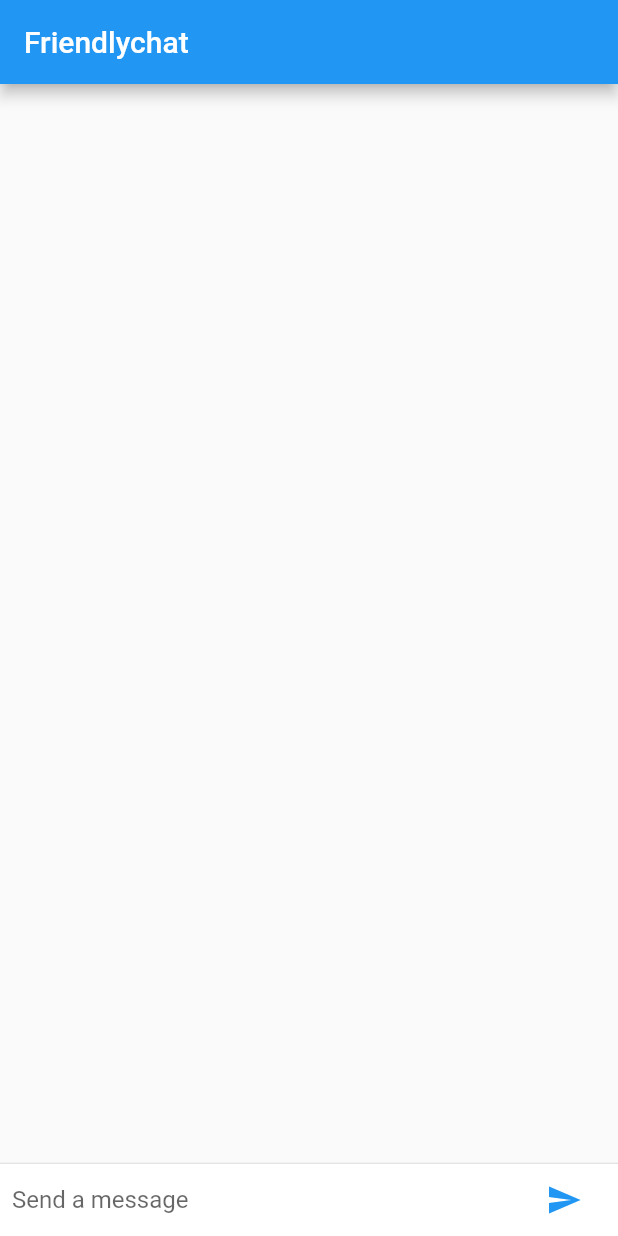
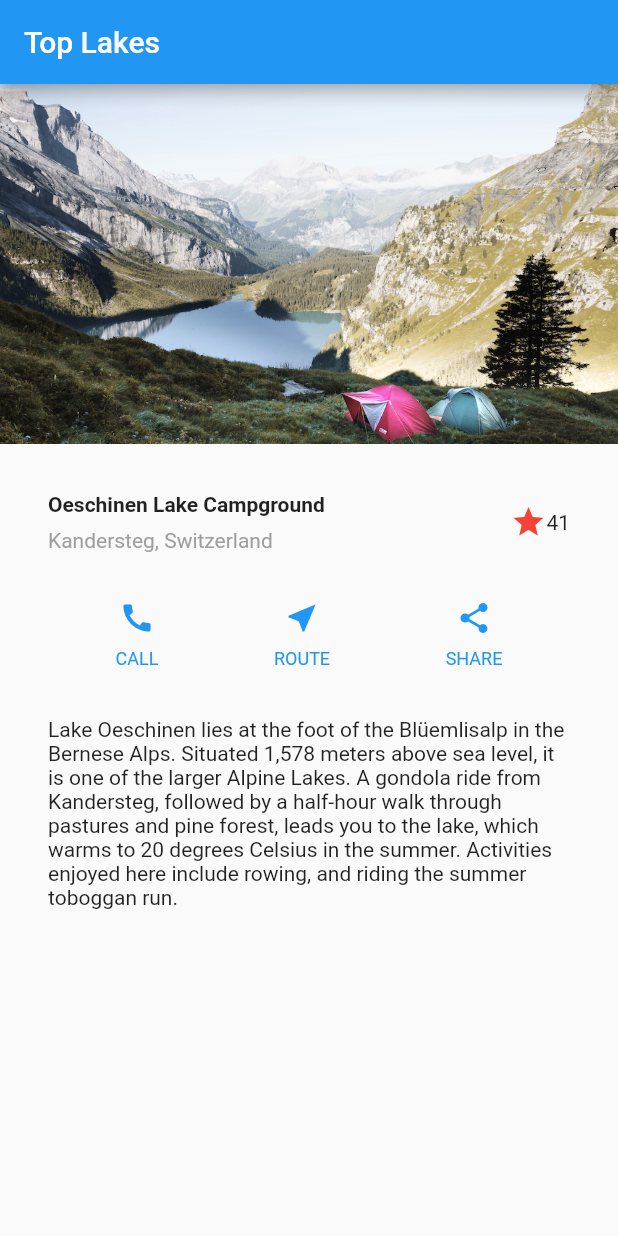
Before and after one commit to kzawadi/chatting, a Flutter app: the screen it shows after launch, on a phone screen of 412 x 824 dp. Run offline on Flutter 3.47's test engine with Material 2 defaults, Android fonts, the phone set to English and light mode, and no system bars.

Commit message:
added images folder and acces to images in general and have the full function app with image and some text and icons(star icons)

```diff
--- a/lib/main.dart
+++ b/lib/main.dart
@@ -1,114 +1,128 @@
+// Copyright 2017 The Chromium Authors. All rights reserved.
+// Use of this source code is governed by a BSD-style license that can be
+// found in the LICENSE file.
+
 import 'package:flutter/material.dart';
+// Uncomment lines 7 and 10 to view the visual layout at runtime.
+//import 'package:flutter/rendering.dart' show debugPaintSizeEnabled;
 
-void main() => runApp(FriendlychatApp());
+void main() {
+  //debugPaintSizeEnabled = true;
+  runApp(MyApp());
+}
 
-class FriendlychatApp extends StatelessWidget {
+class MyApp extends StatelessWidget {
   @override
   Widget build(BuildContext context) {
-    return MaterialApp(
-      title: "Friendlychat",
-      home: ChatScreen(),
+    Widget titleSection = Container(
+      padding: const EdgeInsets.all(32.0),
+      child: Row(
+        children: [
+          Expanded(
+            child: Column(
+              crossAxisAlignment: CrossAxisAlignment.start,
+              children: [
+                Container(
+                  padding: const EdgeInsets.only(bottom: 8.0),
+                  child: Text(
+                    'Oeschinen Lake Campground',
+                    style: TextStyle(
+                      fontWeight: FontWeight.bold,
+                    ),
+                  ),
+                ),
+                Text(
+                  'Kandersteg, Switzerland',
+                  style: TextStyle(
+                    color: Colors.grey[500],
+                  ),
+                ),
+              ],
+            ),
+          ),
+          Icon(
+            Icons.star,
+            color: Colors.red[500],
+          ),
+          Text('41'),
+        ],
+      ),
     );
-  }
-}
 
-class ChatScreen extends StatefulWidget {
-  @override
-  State createState() => ChatScreenState();
-}
+    Column buildButtonColumn(IconData icon, String label) {
+      Color color = Theme.of(context).primaryColor;
 
-class ChatScreenState extends State<ChatScreen> {
-  final List<ChatMessage> _messages = <ChatMessage>[];
-
-  void _handleSubmitted(String text) {
-    _textController.clear();
-    ChatMessage message = new ChatMessage(
-      text: text,
-    );
-    setState(() {
-      _messages.insert(0, message);
-    });
-  }
-
-  Widget _buildTextComposer() {
-    return IconTheme(
-      data: IconThemeData(color: Theme.of(context).accentColor),
-      child: Container(
-        margin: const EdgeInsets.symmetric(horizontal: 8.0),
-        child: Row(
-          children: <Widget>[
-            Flexible(
-              child: TextField(
-                controller: _textController,
-                onSubmitted: _handleSubmitted,
-                decoration:
-                    InputDecoration.collapsed(hintText: "Send a message"),
+      return Column(
+        mainAxisSize: MainAxisSize.min,
+        mainAxisAlignment: MainAxisAlignment.center,
+        children: [
+          Icon(icon, color: color),
+          Container(
+            margin: const EdgeInsets.only(top: 8.0),
+            child: Text(
+              label,
+              style: TextStyle(
+                fontSize: 12.0,
+                fontWeight: FontWeight.w400,
+                color: color,
               ),
             ),
-            Container(
-              margin: EdgeInsets.symmetric(horizontal: 4.0),
-              child: IconButton(
-                  icon: Icon(Icons.send),
-                  onPressed: () => _handleSubmitted(_textController.text)),
+          ),
+        ],
+      );
+    }
+
+    Widget buttonSection = Container(
+      child: Row(
+        mainAxisAlignment: MainAxisAlignment.spaceEvenly,
+        children: [
+          buildButtonColumn(Icons.call, 'CALL'),
+          buildButtonColumn(Icons.near_me, 'ROUTE'),
+          buildButtonColumn(Icons.share, 'SHARE'),
+        ],
+      ),
+    );
+
+    Widget textSection = Container(
+      padding: const EdgeInsets.all(32.0),
+      child: Text(
+        '''
+Lake Oeschinen lies at the foot of the Blüemlisalp in the Bernese Alps. Situated 1,578 meters above sea level, it is one of the larger Alpine Lakes. A gondola ride from Kandersteg, followed by a half-hour walk through pastures and pine forest, leads you to the lake, which warms to 20 degrees Celsius in the summer. Activities enjoyed here include rowing, and riding the summer toboggan run.
+        ''',
+        softWrap: true,
+      ),
+    );
+
+    Widget picha = Container (
+           child: Image.asset(
+              'images/lake.jpg',
+              width: 600.0,
+              height: 240.0,
+              fit: BoxFit.cover,
             ),
+    );
+
+    return MaterialApp(
+      title: 'Flutter DSM',
+      home: Scaffold(
+        appBar: AppBar(
+          title: Text('Top Lakes'),
+        ),
+        body: ListView(
+          children: [
+            /*Image.asset(
+              'images/lake.jpg',
+              width: 600.0,
+              height: 240.0,
+              fit: BoxFit.cover,
+            ),*/
+            picha,
+            titleSection,
+            buttonSection,
+            textSection,
           ],
         ),
       ),
     );
   }
-
-  final TextEditingController _textController = TextEditingController();
-  @override
-  Widget build(BuildContext context) {
-    return new Scaffold(
-      appBar: new AppBar(title: new Text("Friendlychat")),
-      body: new Column(
-        children: <Widget>[
-          new Flexible(
-            child: new ListView.builder(
-              reverse: true,
-              itemBuilder: (_, int index) => _messages[index],
-              itemCount: _messages.length,
-            ),
-          ),
-          new Divider(height: 1.0),
-          new Container(
-            decoration: new BoxDecoration(color: Theme.of(context).cardColor),
-            child: _buildTextComposer(),
-          ),
-        ],
-      ),
-    );
-  }
 }
-
-class ChatMessage extends StatelessWidget {
-  final String _name = "Dolphin";
-  ChatMessage({this.text});
-  final String text;
-  @override
-  Widget build(BuildContext context) {
-    return Container(
-      margin: const EdgeInsets.symmetric(vertical: 10.0),
-      child: Row(
-        crossAxisAlignment: CrossAxisAlignment.start,
-        children: <Widget>[
-          Container(
-            margin: const EdgeInsets.only(right: 16.0),
-            child: CircleAvatar(child: Text(_name[0])),
-          ),
-          Column(
-            crossAxisAlignment: CrossAxisAlignment.start,
-            children: <Widget>[
-              Text(_name, style: Theme.of(context).textTheme.subhead),
-              Container(
-                margin: const EdgeInsets.only(top: 5.0),
-                child: Text(text),
-              ),
-            ],
-          ),
-        ],
-      ),
-    );
-  }
-}
```
Also changed, not shown: pubspec.yaml (+4 -61 lines), images/lake.jpg (added).
